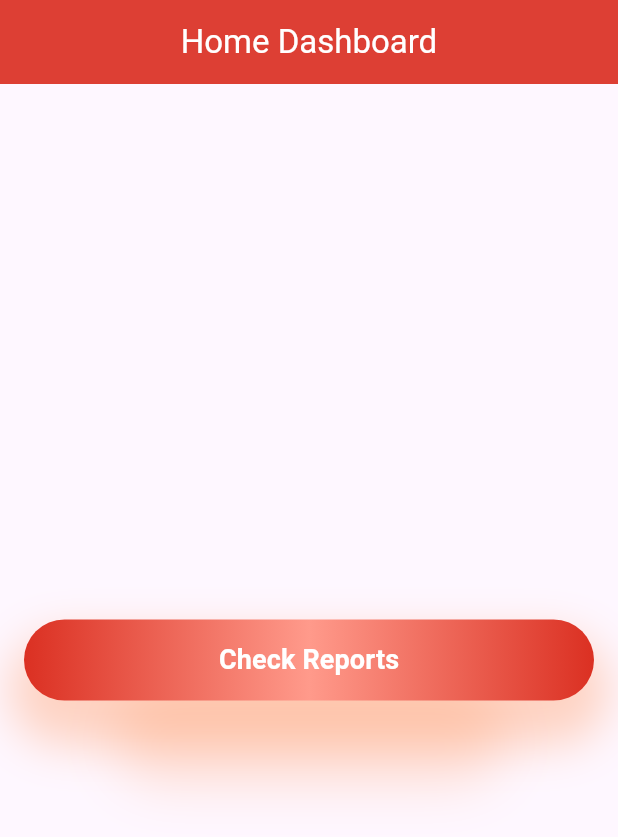
After one commit to peterelia22/Admin_Dashoard, a Flutter app: the HomeView screen opened by its route, on a phone screen of 412 x 824 dp. The commit adds this screen. Shown: the top 837 px of the screen. Run offline on Flutter 3.47's test engine with Material 3 defaults, Android fonts, the phone set to English and light mode, and no system bars; our stand-ins replace awesome_snackbar_content, cloud_firestore, firebase_auth, firebase_core, flutter_bloc, get_it and 1 more; accounts and stored records are empty.

Commit message:
Implement navigation routes and views for authentication and reports

```diff
--- /dev/null
+++ b/lib/app_theme.dart
@@ -0,0 +1,89 @@
+import 'package:flutter/material.dart';
+
+class AppTheme {
+  static const Color primaryColor = Color(0xFFDD3F34);
+  static const Color white = Color(0xFFFFFFFF);
+  static const Color black = Color(0xFF34383B);
+  static const Color lightGrey = Color(0xFFF5F5F5);
+  static const lightRed = Color(0xFFFAD1CF);
+  static const Color grey = Color(0xE0E0E0E0);
+  static const darkGrey = Color(0xFFF9E9E9E);
+  static const primaryGradientColors = [
+    Color(0xffDB3022),
+    Color(0xFFFF9A8B),
+    Color(0xffDB3022),
+  ];
+  static final Color primaryShadowColor = const Color(
+    0xFFFF7F37,
+  ).withOpacity(0.4);
+
+  //
+
+  static ThemeData lightTheme = ThemeData(
+    primaryColor: primaryColor,
+    scaffoldBackgroundColor: white,
+    bottomNavigationBarTheme: BottomNavigationBarThemeData(
+      type: BottomNavigationBarType.fixed,
+      backgroundColor: white,
+      selectedItemColor: primaryColor,
+      unselectedItemColor: lightGrey,
+      showUnselectedLabels: false,
+      showSelectedLabels: false,
+    ),
+
+    textTheme: TextTheme(
+      titleMedium: TextStyle(
+        fontSize: 18,
+        fontWeight: FontWeight.bold,
+        color: black,
+      ),
+      titleSmall: TextStyle(
+        fontSize: 14,
+        fontWeight: FontWeight.w400,
+        color: black,
+      ),
+    ),
+
+    elevatedButtonTheme: ElevatedButtonThemeData(
+      style: ElevatedButton.styleFrom(
+        backgroundColor: primaryColor,
+        padding: EdgeInsets.only(top: 8),
+      ),
+    ),
+  );
+
+  // dark theme
+
+  static ThemeData darkTheme = ThemeData(
+    primaryColor: primaryColor,
+    scaffoldBackgroundColor: black,
+    bottomNavigationBarTheme: BottomNavigationBarThemeData(
+      type: BottomNavigationBarType.fixed,
+      backgroundColor: black,
+      selectedItemColor: primaryColor,
+      unselectedItemColor: white,
+      showUnselectedLabels: false,
+      showSelectedLabels: false,
+    ),
+
+    textTheme: TextTheme(
+      titleMedium: TextStyle(
+        fontSize: 18,
+        fontWeight: FontWeight.bold,
+        color: white,
+      ),
+      titleSmall: TextStyle(
+        fontSize: 14,
+        fontWeight: FontWeight.w400,
+        color: white,
+      ),
+    ),
+
+    elevatedButtonTheme: ElevatedButtonThemeData(
+      style: ElevatedButton.styleFrom(
+        backgroundColor: primaryColor,
+        padding: EdgeInsets.only(top: 8),
+      ),
+    ),
+  );
+}
--- a/lib/core/helpers/on_generate_routes.dart
+++ b/lib/core/helpers/on_generate_routes.dart
@@ -1,9 +1,17 @@
+import 'package:admin_dashboard/features/home/presentation/views/reports_view.dart';
 import 'package:flutter/material.dart';
 
 import '../../features/auth/presentation/views/signin_view.dart';
+import '../../features/home/presentation/views/home_view.dart';
 
 Route<dynamic> onGenerateRoute(RouteSettings settings) {
   switch (settings.name) {
+    case SigninView.routeName:
+      return MaterialPageRoute(builder: (context) => const SigninView());
+    case HomeView.routeName:
+      return MaterialPageRoute(builder: (context) => const HomeView());
+    case ReportsView.routeName:
+      return MaterialPageRoute(builder: (context) => const ReportsView());
     default:
       return MaterialPageRoute(builder: (context) => const Scaffold());
   }
--- /dev/null
+++ b/lib/core/widgets/custom_button.dart
@@ -0,0 +1,92 @@
+import 'package:flutter/material.dart';
+
+class CustomButton extends StatelessWidget {
+  const CustomButton({
+    super.key,
+    this.onPressed,
+    required this.text,
+    this.backgroundColor,
+    this.gradientColors,
+    this.textColor = Colors.white,
+    this.fontSize = 18,
+    this.fontWeight = FontWeight.w600,
+    this.height = 54,
+    this.borderRadius = 999,
+    this.hasShadow = true,
+    this.shadowColor,
+    this.borderColor,
+    this.borderWidth,
+  });
+
+  final VoidCallback? onPressed;
+  final String text;
+  final Color? backgroundColor;
+  final List<Color>? gradientColors;
+  final Color textColor;
+  final double fontSize;
+  final FontWeight fontWeight;
+  final double height;
+  final double borderRadius;
+  final bool hasShadow;
+  final Color? shadowColor;
+  final Color? borderColor;
+  final double? borderWidth;
+
+  @override
+  Widget build(BuildContext context) {
+    return Container(
+      height: height,
+      width: double.infinity,
+      decoration: BoxDecoration(
+        gradient: gradientColors != null
+            ? LinearGradient(
+                colors: gradientColors!,
+                begin: Alignment.centerLeft,
+                end: Alignment.centerRight,
+              )
+            : null,
+        color: backgroundColor,
+        borderRadius: BorderRadius.circular(borderRadius),
+        border: borderColor != null && borderWidth != null
+            ? Border.all(color: borderColor!, width: borderWidth!)
+            : null,
+        boxShadow: hasShadow
+            ? [
+                BoxShadow(
+                  color: (shadowColor ?? backgroundColor ?? Colors.grey)
+                      .withOpacity(0.3),
+                  blurRadius: 25,
+                  offset: const Offset(0, 20),
+                  spreadRadius: 10,
+                ),
+                BoxShadow(
+                  color: (shadowColor ?? backgroundColor ?? Colors.grey)
+                      .withOpacity(0.2),
+                  blurRadius: 30,
+                  offset: const Offset(0, 50),
+                  spreadRadius: -60,
+                ),
+              ]
+            : null,
+      ),
+      child: TextButton(
+        style: TextButton.styleFrom(
+          shape: RoundedRectangleBorder(
+            borderRadius: BorderRadius.circular(borderRadius),
+          ),
+          backgroundColor: Colors.transparent,
+          padding: EdgeInsets.zero,
+        ),
+        onPressed: onPressed,
+        child: Text(
+          text,
+          style: TextStyle(
+            color: textColor,
+            fontSize: fontSize,
+            fontWeight: fontWeight,
+          ),
+        ),
+      ),
+    );
+  }
+}
--- a/lib/features/auth/presentation/views/signin_view.dart
+++ b/lib/features/auth/presentation/views/signin_view.dart
@@ -1,8 +1,12 @@
 import 'package:flutter/material.dart';
 import 'package:firebase_auth/firebase_auth.dart';
 
+import '../../../home/presentation/views/home_view.dart';
+
 class SigninView extends StatefulWidget {
   const SigninView({super.key});
+
+  static const String routeName = '/signin';
 
   @override
   State<SigninView> createState() => _SigninViewState();
@@ -24,7 +28,6 @@ class _SigninViewState extends State<SigninView> {
           child: Column(
             mainAxisAlignment: MainAxisAlignment.center,
             children: [
-
               const Text(
                 "Aman24",
                 style: TextStyle(
@@ -34,7 +37,6 @@ class _SigninViewState extends State<SigninView> {
                 ),
               ),
               const SizedBox(height: 40),
-
 
               TextField(
                 controller: emailController,
@@ -48,7 +50,6 @@ class _SigninViewState extends State<SigninView> {
               ),
               const SizedBox(height: 16),
 
-
               TextField(
                 controller: passwordController,
                 obscureText: true,
@@ -61,7 +62,6 @@ class _SigninViewState extends State<SigninView> {
                 ),
               ),
               const SizedBox(height: 24),
-
 
               SizedBox(
                 width: double.infinity,
@@ -78,20 +78,19 @@ class _SigninViewState extends State<SigninView> {
                             final email = emailController.text.trim();
                             final password = passwordController.text.trim();
 
-
                             await FirebaseAuth.instance
                                 .signInWithEmailAndPassword(
                                   email: email,
                                   password: password,
                                 );
 
-                            // لو نجح الدخول
-                            ScaffoldMessenger.of(context).showSnackBar(
-                              const SnackBar(
-                                content: Text('Login successful!'),
-                              ),
-                            );
-
+                            // لو نجح الدخول، انتقل للصفحة الرئيسية
+                            if (context.mounted) {
+                              Navigator.pushReplacementNamed(
+                                context,
+                                HomeView.routeName,
+                              );
+                            }
                           } on FirebaseAuthException catch (e) {
                             ScaffoldMessenger.of(context).showSnackBar(
                               SnackBar(
--- /dev/null
+++ b/lib/features/home/presentation/views/home_view.dart
@@ -0,0 +1,25 @@
+import 'package:admin_dashboard/app_theme.dart';
+import 'package:admin_dashboard/features/home/presentation/widgets/home_view_body.dart';
+import 'package:flutter/material.dart';
+
+class HomeView extends StatelessWidget {
+  const HomeView({super.key});
+
+  static const String routeName = '/home';
+
+  @override
+  Widget build(BuildContext context) {
+    return Scaffold(
+      appBar: AppBar(
+        centerTitle: true,
+        title: const Text(
+          'Home Dashboard',
+          style: TextStyle(color: Colors.white),
+        ),
+        backgroundColor: AppTheme.primaryColor,
+        automaticallyImplyLeading: false,
+      ),
+      body: HomeViewBody(),
+    );
+  }
+}
--- /dev/null
+++ b/lib/features/home/presentation/views/reports_view.dart
@@ -0,0 +1,13 @@
+import 'package:flutter/material.dart';
+
+import '../widgets/reports_view_body.dart';
+
+class ReportsView extends StatelessWidget {
+  const ReportsView({super.key});
+  static const String routeName = '/reports';
+
+  @override
+  Widget build(BuildContext context) {
+    return const Scaffold(body: ReportsViewBody());
+  }
+}
--- /dev/null
+++ b/lib/features/home/presentation/widgets/home_view_body.dart
@@ -0,0 +1,33 @@
+import 'package:admin_dashboard/core/widgets/custom_button.dart';
+import 'package:flutter/material.dart';
+
+import '../../../../app_theme.dart';
+import '../views/reports_view.dart';
+
+class HomeViewBody extends StatelessWidget {
+  const HomeViewBody({super.key});
+
+  @override
+  Widget build(BuildContext context) {
+    return Padding(
+      padding: const EdgeInsets.symmetric(horizontal: 16),
+      child: Center(
+        child: SingleChildScrollView(
+          child: Column(
+            mainAxisAlignment: MainAxisAlignment.center,
+            children: [
+              CustomButton(
+                onPressed: () {
+                  Navigator.pushNamed(context, ReportsView.routeName);
+                },
+                text: 'Check Reports',
+                gradientColors: AppTheme.primaryGradientColors,
+                shadowColor: AppTheme.primaryShadowColor,
+              ),
+            ],
+          ),
+        ),
+      ),
+    );
+  }
+}
--- /dev/null
+++ b/lib/features/home/presentation/widgets/reports_view_body.dart
@@ -0,0 +1,10 @@
+import 'package:flutter/material.dart';
+
+class ReportsViewBody extends StatelessWidget {
+  const ReportsViewBody({super.key});
+
+  @override
+  Widget build(BuildContext context) {
+    return const SingleChildScrollView();
+  }
+}
--- a/lib/main.dart
+++ b/lib/main.dart
@@ -1,5 +1,6 @@
 import 'dart:developer';
 
+import 'package:admin_dashboard/core/helpers/on_generate_routes.dart';
 import 'package:admin_dashboard/features/auth/presentation/views/signin_view.dart';
 import 'package:admin_dashboard/firebase_options.dart';
 import 'package:firebase_core/firebase_core.dart';
@@ -31,6 +32,10 @@ class AdminDashboard extends StatelessWidget {
 
   @override
   Widget build(BuildContext context) {
-    return MaterialApp(debugShowCheckedModeBanner: false, home: SigninView());
+    return MaterialApp(
+      debugShowCheckedModeBanner: false,
+      onGenerateRoute: onGenerateRoute,
+      initialRoute: SigninView.routeName,
+    );
   }
 }
```
